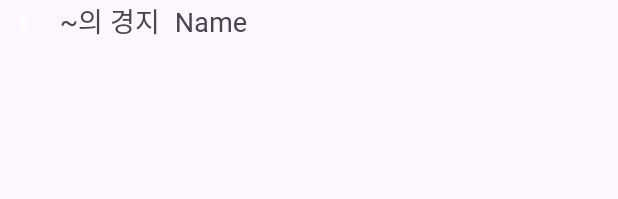
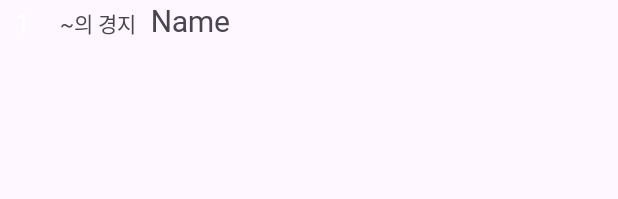
Before and after one commit to jongchan159/Madcamp_Week3_Front, an Android app built with Jetpack Compose: the layout ranking_list.xml on its own in the app's theme, with its tools: preview values and no code run, on a phone screen of 412 x 824 dp. Shown: the top 199 px of the screen. Run offline under Robolectric (Android 15) with nearby library versions, the light colour scheme and no system bars.

Commit message:
fix: ui 더 수정

```diff
--- a/app/src/main/java/com/example/project3/MainActivity.kt
+++ b/app/src/main/java/com/example/project3/MainActivity.kt
@@ -29,6 +29,7 @@ class MainActivity : AppCompatActivity() {
     private lateinit var userLvTextView: TextView
     private lateinit var userTitleTextView: TextView
     private lateinit var userCoinTextView: TextView
+    private lateinit var userRankTextView: TextView
     private lateinit var progressBarExp: ProgressBar
 
     override fun onCreate(savedInstanceState: Bundle?) {
@@ -76,6 +77,7 @@ class MainActivity : AppCompatActivity() {
         userLvTextView = findViewById(R.id.user_lv)
         userTitleTextView = findViewById(R.id.user_title)
         userCoinTextView = findViewById(R.id.text_coin)
+        userRankTextView = findViewById(R.id.user_ranking)
         progressBarExp = findViewById(R.id.progressBar_exp)
         gifImageView = findViewById(R.id.gifImageView)
 
@@ -207,6 +209,7 @@ class MainActivity : AppCompatActivity() {
         userLvTextView.text = "Lv: ${user.exp?.div(100)}"
         userTitleTextView.text = user.title
         userCoinTextView.text = user.coin.toString()
+        userRankTextView.text = "${user.ranking}위"
 
         progressBarExp.max = 100
         progressBarExp.progress = user.exp?.rem(100) ?: 0
--- a/app/src/main/res/layout/ranking_list.xml
+++ b/app/src/main/res/layout/ranking_list.xml
@@ -36,15 +36,15 @@
         android:layout_marginLeft="10dp"
         android:fontFamily="@font/font1"
         android:text="~의 경지"
-        android:textSize="18sp" />
+        android:textSize="14sp" />
 
     <TextView
         android:id="@+id/RankingList_name_TV"
-        android:layout_marginLeft="10dp"
         android:layout_width="0dp"
         android:layout_height="wrap_content"
+        android:layout_marginLeft="10dp"
         android:layout_weight="1"
+        android:fontFamily="@font/font1"
         android:text="Name"
-        android:textSize="18sp"
-        android:fontFamily="@font/font1"/>
+        android:textSize="20sp" />
 </LinearLayout>
```
